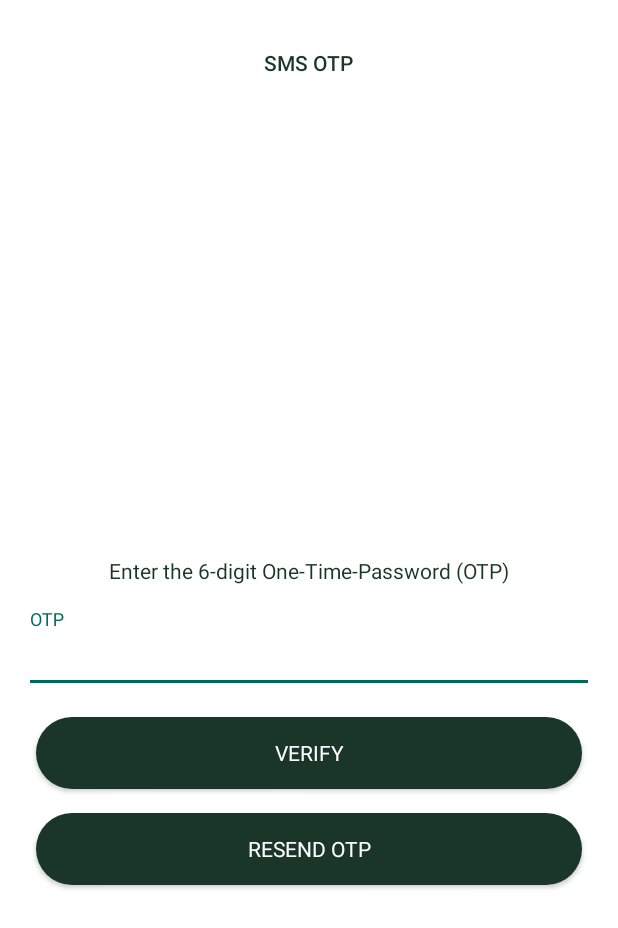
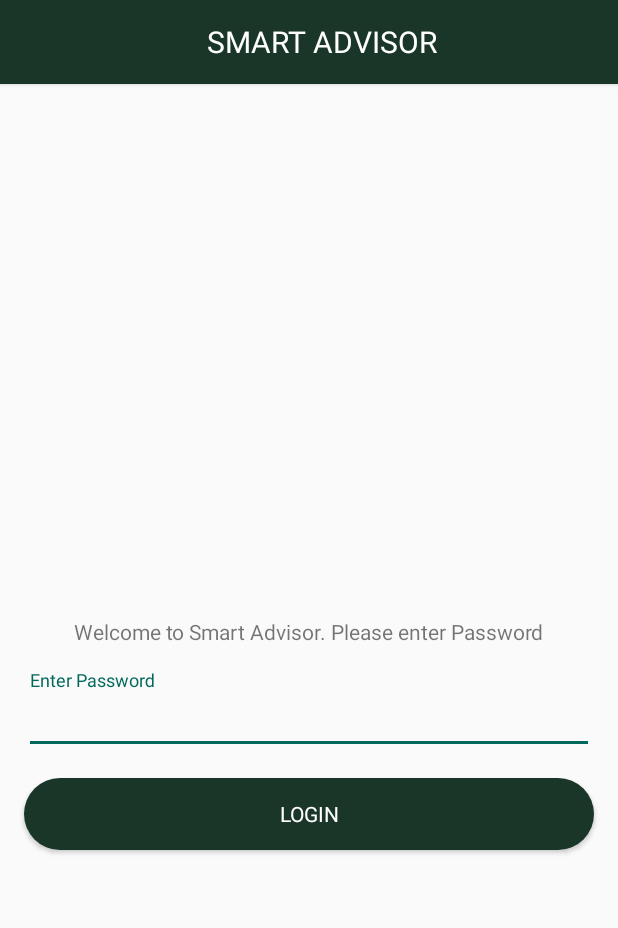
Before and after one commit to guowang94/Mobile-Application, an Android app: the screen it shows after launch (OTPVerificationActivity before the commit, LoginActivity after it), on a phone screen of 412 x 824 dp. Shown: the top 928 px of the screen. Run offline under Robolectric (Android 15) with nearby library versions, the light colour scheme and no system bars; 4 statements that could not run were skipped.

Commit message:
Change application verification method from OTP to normal login flow

```diff
--- a/app/src/main/java/com/example/android/graphapplication/activity/FormActivity.java
+++ b/app/src/main/java/com/example/android/graphapplication/activity/FormActivity.java
@@ -85,6 +85,7 @@ public class FormActivity extends AppCompatActivity {
             mRetirementAgeInput.getEditText().setText(savedInstanceState.getString(KEY_RETIREMENT_AGE));
             mExpectancyInput.getEditText().setText(savedInstanceState.getString(KEY_EXPECTANCY));
             mIncomeInput.getEditText().setText(savedInstanceState.getString(KEY_INCOME));
+            mIncrementInput.getEditText().setText(savedInstanceState.getString(KEY_INCREMENT));
             mIncrementInput.getEditText().setText(savedInstanceState.getString(KEY_INCREMENT));
             mExpensesInput.getEditText().setText(savedInstanceState.getString(KEY_EXPENSES));
             mInflationInput.getEditText().setText(savedInstanceState.getString(KEY_INFLATION));
@@ -238,7 +239,6 @@ public class FormActivity extends AppCompatActivity {
                                 Integer.valueOf(mInflationInput.getEditText().getText().toString()));
 
                         Log.d(TAG, "onClick: " + mydb.numberOfRows(SQLConstants.USER_TABLE));
-//                        mydb.close();
 
                         startActivity(new Intent(FormActivity.this, MainActivity.class));
                     } catch (Exception e) {
--- /dev/null
+++ b/app/src/main/java/com/example/android/graphapplication/activity/LoginActivity.java
@@ -0,0 +1,86 @@
+package com.example.android.graphapplication.activity;
+
+import android.content.Intent;
+import android.os.Bundle;
+import android.support.design.widget.TextInputLayout;
+import android.support.v7.app.AppCompatActivity;
+import android.support.v7.widget.Toolbar;
+import android.view.View;
+import android.widget.Button;
+import android.widget.TextView;
+
+import com.example.android.graphapplication.R;
+import com.example.android.graphapplication.constants.ErrorMsgConstants;
+import com.example.android.graphapplication.db.DBHelper;
+import com.example.android.graphapplication.validations.Validation;
+
+public class LoginActivity extends AppCompatActivity {
+
+    public static final String applicationPassword = "20Sm@rtAdvisor19";
+    public static final String KEY_PASSWORD = "password";
+    private Toolbar mToolbar;
+    private TextView mToolbarTitle;
+    private TextInputLayout mLoginTextInputLayout;
+    private Button mLoginButton;
+
+    @Override
+    protected void onCreate(Bundle savedInstanceState) {
+        super.onCreate(savedInstanceState);
+        setContentView(R.layout.activity_login);
+
+        mLoginTextInputLayout = findViewById(R.id.login_text_input_layout);
+        mLoginButton = findViewById(R.id.login_button);
+        mToolbar = findViewById(R.id.login_toolbar);
+        mToolbarTitle = findViewById(R.id.toolbar_title);
+
+        if (savedInstanceState != null) {
+            mLoginTextInputLayout.getEditText().setText(savedInstanceState.getString(KEY_PASSWORD));
+        }
+
+        initData();
+
+    }
+
+    @Override
+    protected void onSaveInstanceState(Bundle outState) {
+        outState.putString(KEY_PASSWORD, mLoginTextInputLayout.getEditText().getText().toString());
+        super.onSaveInstanceState(outState);
+    }
+
+    private void initData() {
+        setSupportActionBar(mToolbar);
+        // Get a support ActionBar corresponding to this toolbar
+        mToolbarTitle.setText(getResources().getString(R.string.app_name));
+
+        final DBHelper mydb = new DBHelper(getApplicationContext());
+
+        if (mydb.hasUserLoginBefore()) {
+            Intent intent = new Intent(LoginActivity.this, FormActivity.class);
+            intent.setFlags(Intent.FLAG_ACTIVITY_NEW_TASK | Intent.FLAG_ACTIVITY_CLEAR_TASK);
+            startActivity(intent);
+        }
+
+        mLoginButton.setOnClickListener(new View.OnClickListener() {
+            @Override
+            public void onClick(View v) {
+                Validation validation = new Validation();
+
+                if (!validation.blankFieldValidation(mLoginTextInputLayout)) {
+                    if (!applicationPassword.equals(mLoginTextInputLayout.getEditText().getText().toString())) {
+                        mLoginTextInputLayout.setError(ErrorMsgConstants.ERR_MSG_WRONG_PASSWORD);
+                    } else {
+                        mLoginTextInputLayout.setErrorEnabled(false);
+                    }
+                }
+
+                if (!mLoginTextInputLayout.isErrorEnabled()) {
+                    mydb.insertIntoOTL(mLoginTextInputLayout.getEditText().getText().toString());
+
+                    Intent intent = new Intent(LoginActivity.this, FormActivity.class);
+                    intent.setFlags(Intent.FLAG_ACTIVITY_NEW_TASK | Intent.FLAG_ACTIVITY_CLEAR_TASK);
+                    startActivity(intent);
+                }
+            }
+        });
+    }
+}
--- a/app/src/main/java/com/example/android/graphapplication/constants/ErrorMsgConstants.java
+++ b/app/src/main/java/com/example/android/graphapplication/constants/ErrorMsgConstants.java
@@ -27,4 +27,5 @@ public interface ErrorMsgConstants {
     String ERR_MSG_DURATION_CANNOT_BE_LESS_THAN_1 = "Duration cannot be less than 1";
     String ERR_MSG_PASSWORD_CANNOT_BE_BLANK = "Password cannot be blank";
     String ERR_MSG_NO_SCENARIO_TO_BE_APPLIED = "There is no scenario to be applied";
+    String ERR_MSG_WRONG_PASSWORD = "Wrong Password, Please try again.";
 }
--- a/app/src/main/java/com/example/android/graphapplication/constants/SQLConstants.java
+++ b/app/src/main/java/com/example/android/graphapplication/constants/SQLConstants.java
@@ -7,6 +7,7 @@ public interface SQLConstants {
     String EVENT_TABLE = "event";
     String MILESTONE_TABLE = "milestone";
     String PLAN_TABLE = "plan";
+    String ONE_TIME_LOGIN_TABLE = "one_time_login";
     String IS_SELECTED = "is_selected";
     String TABLE_ID = "id";
 
@@ -57,6 +58,8 @@ public interface SQLConstants {
     String PLAN_TABLE_PAYOUT_AMOUNT = "payout_amount";
     String PLAN_TABLE_PAYOUT_DURATION = "payout_duration";
     String PLAN_TABLE_PLAN_STATUS = "plan_status";
+
+    String OTL_TABLE_PASSWORD = "password";
 
     //SQL Queries
     String CREATE_USER_TABLE = "CREATE TABLE "
@@ -122,6 +125,11 @@ public interface SQLConstants {
             + PLAN_TABLE_PLAN_STATUS + " TEXT NOT NULL, "
             + IS_SELECTED + " INTEGER DEFAULT 0);";
 
+    String CREATE_OTL_TABLE = "CREATE TABLE "
+            + ONE_TIME_LOGIN_TABLE + " ("
+            + TABLE_ID + " INTEGER PRIMARY KEY, "
+            + OTL_TABLE_PASSWORD + " TEXT NOT NULL)";
+
     //SQL Query
     String DELETE_USER_TABLE = "DELETE FROM " + USER_TABLE + " WHERE EXISTS (SELECT * FROM " + USER_TABLE + ")";
     String DELETE_EVENT_TABLE = "DELETE FROM " + EVENT_TABLE + " WHERE EXISTS (SELECT * FROM " + EVENT_TABLE + ")";
@@ -132,6 +140,7 @@ public interface SQLConstants {
     String SELECT_ALL_FROM_EVENT_TABLE = "SELECT * FROM " + EVENT_TABLE;
     String SELECT_ALL_FROM_MILESTONE_TABLE = "SELECT * FROM " + MILESTONE_TABLE;
     String SELECT_ALL_FROM_PLAN_TABLE = "SELECT * FROM " + PLAN_TABLE;
+    String SELECT_ALL_FROM_OTL_TABLE = "SELECT * FROM " + ONE_TIME_LOGIN_TABLE;
 
     String SELECT_ALL_IS_SELECTED_FROM_EVENT_TABLE = "SELECT * FROM " + EVENT_TABLE + " WHERE " + IS_SELECTED + " = 1";
     String SELECT_ALL_IS_SELECTED_FROM_MILESTONE_TABLE = "SELECT * FROM " + MILESTONE_TABLE + " WHERE " + IS_SELECTED + " = 1";
--- a/app/src/main/java/com/example/android/graphapplication/db/DBHelper.java
+++ b/app/src/main/java/com/example/android/graphapplication/db/DBHelper.java
@@ -21,7 +21,7 @@ import java.util.List;
 public class DBHelper extends SQLiteOpenHelper {
 
     private static final String TAG = "DBHelper";
-    private static final int DATABASE_VERSION = 2;
+    private static final int DATABASE_VERSION = 3;
 
     public DBHelper(Context context) {
         super(context, SQLConstants.DATABASE_NAME, null, DATABASE_VERSION);
@@ -33,7 +33,7 @@ public class DBHelper extends SQLiteOpenHelper {
         db.execSQL(SQLConstants.CREATE_EVENT_TABLE);
         db.execSQL(SQLConstants.CREATE_MILESTONE_TABLE);
         db.execSQL(SQLConstants.CREATE_PLAN_TABLE);
-//        db.close();
+
     }
 
     @Override
@@ -44,7 +44,9 @@ public class DBHelper extends SQLiteOpenHelper {
                 db.execSQL(SQLConstants.DROP_EVENT_TABLE);
                 db.execSQL(SQLConstants.CREATE_USER_TABLE);
                 db.execSQL(SQLConstants.CREATE_EVENT_TABLE);
-//                db.close();
+                break;
+            case 2:
+                db.execSQL(SQLConstants.CREATE_OTL_TABLE);
                 break;
             default:
                 Log.d(TAG, "onUpgrade: Unknown database version: " + DATABASE_VERSION);
@@ -85,7 +87,7 @@ public class DBHelper extends SQLiteOpenHelper {
         contentValues.put(SQLConstants.USER_TABLE_INCREMENT, increment);
         contentValues.put(SQLConstants.USER_TABLE_INFLATION, inflation);
         db.insert(SQLConstants.USER_TABLE, null, contentValues);
-//        db.close();
+
     }
 
     /**
@@ -116,7 +118,7 @@ public class DBHelper extends SQLiteOpenHelper {
 
         db.update(SQLConstants.USER_TABLE, contentValues,
                 SQLConstants.TABLE_ID + " = ? ", new String[]{"1"});
-//        db.close();
+
     }
 
     /**
@@ -157,7 +159,7 @@ public class DBHelper extends SQLiteOpenHelper {
             res.moveToNext();
         }
         res.close();
-//        db.close();
+
         Log.d(TAG, "getAllUser: " + userModelList.toString());
         return userModelList;
     }
@@ -189,7 +191,7 @@ public class DBHelper extends SQLiteOpenHelper {
         }
         contentValues.put(SQLConstants.EVENT_TABLE_NO_INCOME_STATUS, noIncomeStatus);
         db.insert(SQLConstants.EVENT_TABLE, null, contentValues);
-//        db.close();
+
     }
 
     /**
@@ -223,7 +225,7 @@ public class DBHelper extends SQLiteOpenHelper {
         db.update(SQLConstants.EVENT_TABLE, contentValues,
                 SQLConstants.TABLE_ID + " = ? ",
                 new String[]{String.valueOf(eventID)});
-//        db.close();
+
     }
 
     /**
@@ -239,7 +241,7 @@ public class DBHelper extends SQLiteOpenHelper {
         db.update(SQLConstants.EVENT_TABLE, contentValues,
                 SQLConstants.TABLE_ID + " = ? ",
                 new String[]{String.valueOf(eventID)});
-//        db.close();
+
     }
 
     /**
@@ -250,7 +252,7 @@ public class DBHelper extends SQLiteOpenHelper {
     public void deleteEvent(int id) {
         SQLiteDatabase db = this.getWritableDatabase();
         db.delete(SQLConstants.EVENT_TABLE, "id = ? ", new String[]{String.valueOf(id)});
-//        db.close();
+
     }
 
     /**
@@ -280,7 +282,7 @@ public class DBHelper extends SQLiteOpenHelper {
             res.moveToNext();
         }
         res.close();
-//        db.close();
+
         return eventsList;
     }
 
@@ -309,7 +311,7 @@ public class DBHelper extends SQLiteOpenHelper {
         eventModel.setIsSelected(res.getInt(res.getColumnIndex(SQLConstants.IS_SELECTED)));
 
         res.close();
-//        db.close();
+
         return eventModel;
     }
 
@@ -340,7 +342,7 @@ public class DBHelper extends SQLiteOpenHelper {
             res.moveToNext();
         }
         res.close();
-//        db.close();
+
         return eventModelsList;
     }
 
@@ -371,7 +373,7 @@ public class DBHelper extends SQLiteOpenHelper {
             res.moveToNext();
         }
         res.close();
-//        db.close();
+
         return eventModelsList;
     }
 
@@ -400,7 +402,7 @@ public class DBHelper extends SQLiteOpenHelper {
             contentValues.put(SQLConstants.MILESTONE_TABLE_DURATION, duration);
         }
         db.insert(SQLConstants.MILESTONE_TABLE, null, contentValues);
-//        db.close();
+
     }
 
     /**
@@ -432,7 +434,7 @@ public class DBHelper extends SQLiteOpenHelper {
         db.update(SQLConstants.MILESTONE_TABLE, contentValues,
                 SQLConstants.TABLE_ID + " = ? ",
                 new String[]{String.valueOf(milestoneID)});
-//        db.close();
+
     }
 
     /**
@@ -448,7 +450,7 @@ public class DBHelper extends SQLiteOpenHelper {
         db.update(SQLConstants.MILESTONE_TABLE, contentValues,
                 SQLConstants.TABLE_ID + " = ? ",
                 new String[]{String.valueOf(milestoneID)});
-//        db.close();
+
     }
 
     /**
@@ -459,7 +461,7 @@ public class DBHelper extends SQLiteOpenHelper {
     public void deleteMilestone(int id) {
         SQLiteDatabase db = this.getWritableDatabase();
         db.delete(SQLConstants.MILESTONE_TABLE, "id = ? ", new String[]{String.valueOf(id)});
-//        db.close();
+
     }
 
     /**
@@ -488,7 +490,7 @@ public class DBHelper extends SQLiteOpenHelper {
             res.moveToNext();
         }
         res.close();
-//        db.close();
+
         return milestoneModelsList;
     }
 
@@ -516,7 +518,7 @@ public class DBHelper extends SQLiteOpenHelper {
         milestoneModel.setIsSelected(res.getInt(res.getColumnIndex(SQLConstants.IS_SELECTED)));
 
         res.close();
-//        db.close();
+
         return milestoneModel;
     }
 
@@ -547,7 +549,7 @@ public class DBHelper extends SQLiteOpenHelper {
             res.moveToNext();
         }
         res.close();
-//        db.close();
+
         return milestoneModelsList;
     }
 
@@ -584,7 +586,7 @@ public class DBHelper extends SQLiteOpenHelper {
             contentValues.put(SQLConstants.PLAN_TABLE_PLAN_DURATION, planDuration);
         }
         db.insert(SQLConstants.PLAN_TABLE, null, contentValues);
-//        db.close();
+
     }
 
     /**
@@ -623,7 +625,7 @@ public class DBHelper extends SQLiteOpenHelper {
         db.update(SQLConstants.PLAN_TABLE, contentValues,
                 SQLConstants.TABLE_ID + " = ? ",
                 new String[]{String.valueOf(planID)});
-//        db.close();
+
     }
 
     /**
@@ -639,7 +641,7 @@ public class DBHelper extends SQLiteOpenHelper {
         db.update(SQLConstants.PLAN_TABLE, contentValues,
                 SQLConstants.TABLE_ID + " = ? ",
                 new String[]{String.valueOf(planID)});
-//        db.close();
+
     }
 
     /**
@@ -650,7 +652,7 @@ public class DBHelper extends SQLiteOpenHelper {
     public void deletePlan(int id) {
         SQLiteDatabase db = this.getWritableDatabase();
         db.delete(SQLConstants.PLAN_TABLE, "id = ? ", new String[]{String.valueOf(id)});
-//        db.close();
+
     }
 
     /**
@@ -684,7 +686,7 @@ public class DBHelper extends SQLiteOpenHelper {
             res.moveToNext();
         }
         res.close();
-//        db.close();
+
         return planModelsList;
     }
 
@@ -718,7 +720,7 @@ public class DBHelper extends SQLiteOpenHelper {
             res.moveToNext();
         }
         res.close();
-//        db.close();
+
         return planModelsList;
     }
 
@@ -752,7 +754,7 @@ public class DBHelper extends SQLiteOpenHelper {
             res.moveToNext();
         }
         res.close();
-//        db.close();
+
         return planModelsList;
     }
 
@@ -786,7 +788,7 @@ public class DBHelper extends SQLiteOpenHelper {
             res.moveToNext();
         }
         res.close();
-//        db.close();
+
         return planModelsList;
     }
 
@@ -817,8 +819,41 @@ public class DBHelper extends SQLiteOpenHelper {
         planModel.setIsSelected(res.getInt(res.getColumnIndex(SQLConstants.IS_SELECTED)));
 
         res.close();
-//        db.close();
         return planModel;
+    }
+
+    /**
+     * This method will insert a record into the table
+     *
+     * @param password
+     */
+    public void insertIntoOTL(String password) {
+        SQLiteDatabase db = this.getWritableDatabase();
+        ContentValues contentValues = new ContentValues();
+        contentValues.put(SQLConstants.TABLE_ID, 1);
+        contentValues.put(SQLConstants.OTL_TABLE_PASSWORD, password);
+        db.insert(SQLConstants.ONE_TIME_LOGIN_TABLE, null, contentValues);
+
+    }
+
+    /**
+     * This method will check if user has login before this application
+     *
+     * @return
+     */
+    public boolean hasUserLoginBefore() {
+        String password = null;
+
+        SQLiteDatabase db = this.getReadableDatabase();
+        Cursor res = db.rawQuery(SQLConstants.SELECT_ALL_FROM_OTL_TABLE, null);
+        res.moveToFirst();
+
+        if (!res.isAfterLast()) {
+            password = res.getString(res.getColumnIndex(SQLConstants.OTL_TABLE_PASSWORD));
+        }
+        res.close();
+
+        return password != null;
     }
 
     /**
@@ -829,7 +864,6 @@ public class DBHelper extends SQLiteOpenHelper {
     public int numberOfRows(String tableName) {
         SQLiteDatabase db = this.getReadableDatabase();
         int numberOfRows = (int) DatabaseUtils.queryNumEntries(db, tableName);
-//        db.close();
         return numberOfRows;
     }
 
@@ -843,6 +877,5 @@ public class DBHelper extends SQLiteOpenHelper {
         db.execSQL(SQLConstants.DELETE_EVENT_TABLE);
         db.execSQL(SQLConstants.DELETE_MILESTONE_TABLE);
         db.execSQL(SQLConstants.DELETE_PLAN_TABLE);
-//        db.close();
     }
 }
--- a/app/src/main/java/com/example/android/graphapplication/validations/Validation.java
+++ b/app/src/main/java/com/example/android/graphapplication/validations/Validation.java
@@ -116,6 +116,7 @@ public class Validation {
                         case R.id.payout_age_input_layout:
                         case R.id.payout_amount_input_layout:
                         case R.id.payout_duration_input_layout:
+                        case R.id.login_text_input_layout:
                             textInputLayout.setError(ErrorMsgConstants.ERR_MSG_FIELD_CANNOT_BE_BLANK);
                             return true;
                         default:
@@ -146,6 +147,7 @@ public class Validation {
                         case R.id.payout_age_input_layout:
                         case R.id.payout_amount_input_layout:
                         case R.id.payout_duration_input_layout:
+                        case R.id.login_text_input_layout:
                             textInputLayout.setErrorEnabled(false);
                             return false;
                         default:
--- /dev/null
+++ b/app/src/main/res/layout/activity_login.xml
@@ -0,0 +1,58 @@
+<?xml version="1.0" encoding="utf-8"?>
+<android.support.constraint.ConstraintLayout xmlns:android="http://schemas.android.com/apk/res/android"
+    xmlns:app="http://schemas.android.com/apk/res-auto"
+    xmlns:tools="http://schemas.android.com/tools"
+    android:layout_width="match_parent"
+    android:layout_height="match_parent"
+    tools:context=".activity.LoginActivity">
+
+    <include
+        android:id="@+id/login_toolbar"
+        layout="@layout/toolbar_layout" />
+
+    <android.support.design.widget.TextInputLayout
+        android:id="@+id/login_text_input_layout"
+        android:layout_width="0dp"
+        android:layout_height="wrap_content"
+        android:layout_marginStart="16dp"
+        android:layout_marginTop="8dp"
+        android:layout_marginEnd="16dp"
+        android:layout_marginBottom="8dp"
+        android:textColorHint="@color/formColor"
+        app:layout_constraintBottom_toBottomOf="parent"
+        app:layout_constraintEnd_toEndOf="parent"
+        app:layout_constraintStart_toStartOf="parent"
+        app:layout_constraintTop_toBottomOf="@+id/login_toolbar"
+        app:layout_constraintVertical_bias="0.55">
+
+        <android.support.design.widget.TextInputEditText
+            android:layout_width="match_parent"
+            android:layout_height="wrap_content"
+            android:hint="@string/enter_password"
+            android:imeOptions="flagNoExtractUi"
+            android:inputType="textPassword" />
+    </android.support.design.widget.TextInputLayout>
+
+    <TextView
+        android:id="@+id/textView7"
+        android:layout_width="wrap_content"
+        android:layout_height="wrap_content"
+        android:layout_marginBottom="16dp"
+        android:text="@string/welcome"
+        app:layout_constraintBottom_toTopOf="@+id/login_text_input_layout"
+        app:layout_constraintEnd_toEndOf="@+id/login_text_input_layout"
+        app:layout_constraintStart_toStartOf="@+id/login_text_input_layout" />
+
+    <Button
+        android:id="@+id/login_button"
+        style="@style/form_button"
+        android:layout_width="0dp"
+        android:layout_height="wrap_content"
+        android:layout_marginTop="16dp"
+        android:background="@drawable/compute_button"
+        android:text="@string/login"
+        app:layout_constraintEnd_toEndOf="@+id/login_text_input_layout"
+        app:layout_constraintStart_toStartOf="@+id/login_text_input_layout"
+        app:layout_constraintTop_toBottomOf="@+id/login_text_input_layout" />
+
+</android.support.constraint.ConstraintLayout>
--- a/app/src/main/res/values/strings.xml
+++ b/app/src/main/res/values/strings.xml
@@ -113,4 +113,9 @@
     <string name="sign_out">Sign Out</string>
     <string name="resend_otp">Resend OTP</string>
 
+    <!--Login Activity-->
+    <string name="welcome">Welcome to Smart Advisor. Please enter Password</string>
+    <string name="login">Login</string>
+    <string name="enter_password">Enter Password</string>
+
 </resources>
```
Also changed, not shown: app/src/main/AndroidManifest.xml (+11 -23 lines), app/src/main/java/com/example/android/graphapplication/activity/OTPVerificationActivity.java (+34 -1 lines).
